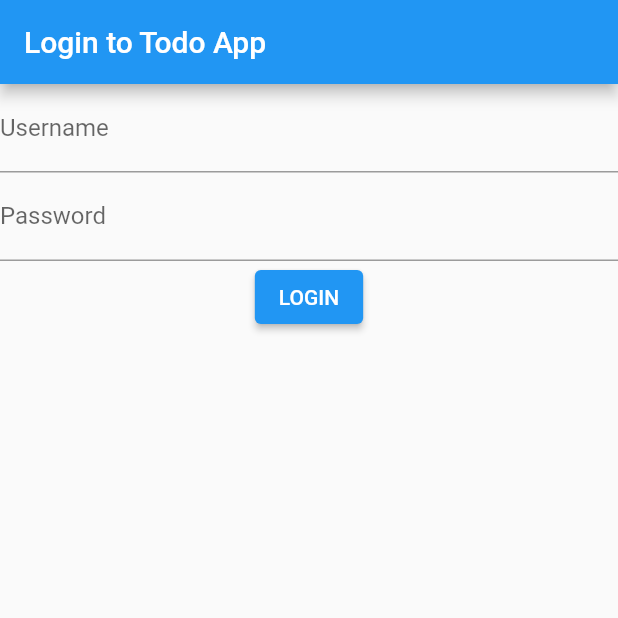
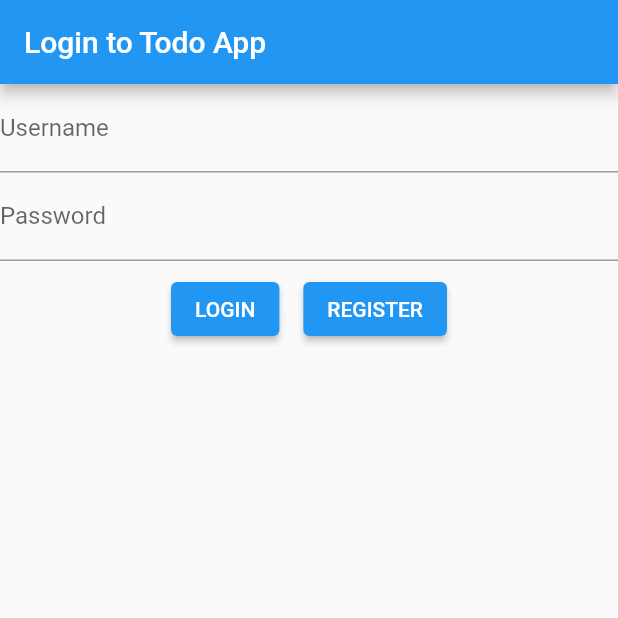
Before and after one commit to flutterfromscratch/bloc-hive-local-registration, a Flutter app: the screen it shows after launch, on a phone screen of 412 x 824 dp, the top half of it. Run offline on Flutter 3.47's test engine with Material 2 defaults, Android fonts, the phone set to English and light mode, and no system bars; our stand-ins replace bloc, equatable, flutter_bloc, hive, hive_flutter; accounts and stored records are empty.

Commit message:
Updates for pt. 2

```diff
--- a/lib/home/bloc/home_event.dart
+++ b/lib/home/bloc/home_event.dart
@@ -20,3 +20,14 @@
   // TODO: implement props
   List<Object?> get props => [];
 }
+
+class RegisterAccountEvent extends HomeEvent {
+  final String username;
+  final String password;
+
+  RegisterAccountEvent(this.username, this.password);
+
+  @override
+  // TODO: implement props
+  List<Object?> get props => [username, password];
+}
--- a/lib/home/bloc/home_state.dart
+++ b/lib/home/bloc/home_state.dart
@@ -5,9 +5,10 @@
 }
 
 class HomeInitial extends HomeState {
-  HomeInitial();
+  final String? error;
+  HomeInitial({this.error});
   @override
-  List<Object?> get props => [];
+  List<Object?> get props => [error];
 }
 
 class SuccessfulLoginState extends HomeState {
--- a/lib/home/home.dart
+++ b/lib/home/home.dart
@@ -35,6 +35,15 @@
                 ),
               );
             }
+            if (state is HomeInitial) {
+              if (state.error != null)
+                showDialog(
+                    context: context,
+                    builder: (context) => AlertDialog(
+                          title: Text("Error"),
+                          content: Text(state.error!),
+                        ));
+            }
           },
           builder: (context, state) {
             if (state is HomeInitial) {
@@ -51,11 +60,30 @@
                       labelText: 'Password',
                     ),
                   ),
-                  ElevatedButton(
-                    onPressed: () => BlocProvider.of<HomeBloc>(context).add(
-                      LoginEvent(usernameField.text, passwordField.text),
-                    ),
-                    child: Text('LOGIN'),
+                  Row(
+                    mainAxisAlignment: MainAxisAlignment.center,
+                    children: [
+                      Padding(
+                        padding: const EdgeInsets.all(8.0),
+                        child: ElevatedButton(
+                          onPressed: () => BlocProvider.of<HomeBloc>(context).add(
+                            LoginEvent(usernameField.text, passwordField.text),
+                          ),
+                          child: Text('LOGIN'),
+                        ),
+                      ),
+                      Padding(
+                        padding: const EdgeInsets.all(8.0),
+                        child: ElevatedButton(
+                          onPressed: () {
+                            BlocProvider.of<HomeBloc>(context).add(
+                              RegisterAccountEvent(usernameField.text, passwordField.text),
+                            );
+                          },
+                          child: Text('REGISTER'),
+                        ),
+                      )
+                    ],
                   )
                 ],
               );
```
Also changed, not shown: lib/home/bloc/home_bloc.dart (+19 -2 lines), lib/services/authentication.dart (+23 -4 lines), lib/services/todo.dart (+6 -6 lines), lib/todos/bloc/todos_bloc.dart (+16 -1 lines), lib/todos/bloc/todos_event.dart (+19 -0 lines), lib/todos/bloc/todos_state.dart (+9 -2 lines), lib/todos/todos.dart (+48 -6 lines), pubspec.lock, 3 other files.
